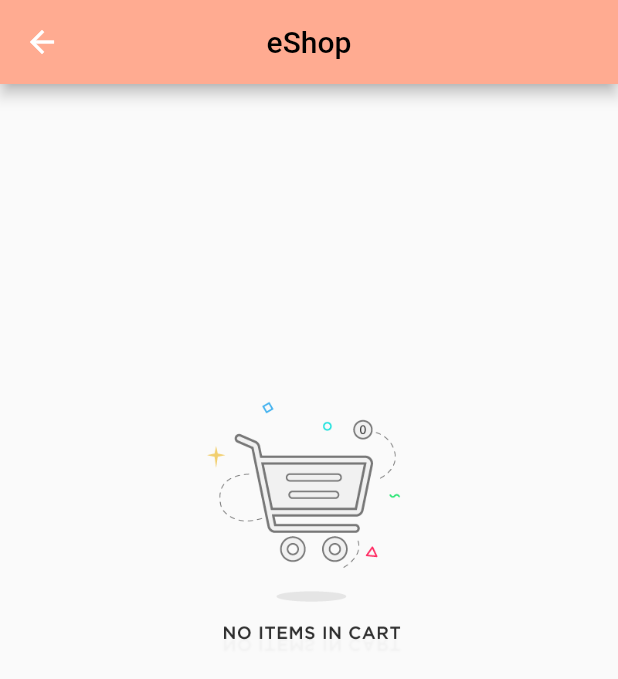
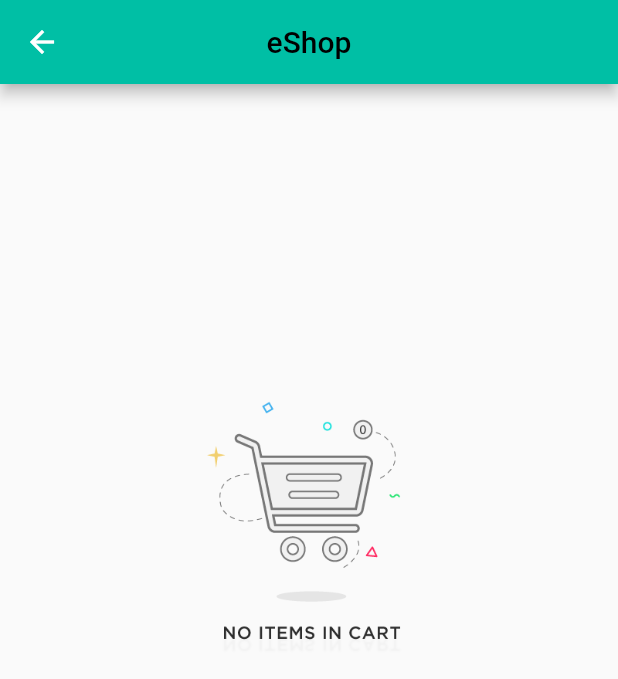
Before and after one commit to Bombarder70/flutter_eshop, a Flutter app: the screen it shows after launch, scrolled down 127 dp, after a tap on the "shopping cart" icon, on a phone screen of 412 x 824 dp. Shown: the top 679 px of the screen. Run offline on Flutter 3.47's test engine with Material 2 defaults, Android fonts, the phone set to English and light mode, and no system bars; our stand-ins replace cached_network_image, flutter_rating_bar; missing offline and left inert: flutter_material_color_picker; network calls fail.

Commit message:
Zmeny farieb

```diff
--- a/lib/app_bar.dart
+++ b/lib/app_bar.dart
@@ -22,7 +22,7 @@ class CustomAppBar extends StatelessWidget with PreferredSizeWidget {
         ),
       ),
       centerTitle: true,
-      backgroundColor: Colors.deepOrange[200],
+      backgroundColor: Colors.tealAccent[700],
       actions: [
         if (showActions)
           IconButton(
--- a/lib/cart_page.dart
+++ b/lib/cart_page.dart
@@ -118,7 +118,7 @@ class CartPageState extends State<CartPage> {
                           "(" + cenaSpolu.toString() + "€)",
                           style: TextStyle(
                             fontSize: 20,
-                            color: Colors.deepOrange[400],
+                            color: Colors.teal,
                           ),
                         ),
                       ],
@@ -144,10 +144,16 @@ class CartPageState extends State<CartPage> {
                     child: ElevatedButton(
                       style: ButtonStyle(
                         backgroundColor:
-                            MaterialStateProperty.all<Color>(Colors.orange),
+                            MaterialStateProperty.all<Color>(Colors.teal),
                       ),
                       onPressed: () => _placeOrder(),
-                      child: const Text('Place order'),
+                      child: const Text(
+                        'Place order',
+                        style: TextStyle(
+                          color: Colors.white,
+                          fontSize: 20,
+                        ),
+                      ),
                     ),
                   ),
                 )
@@ -238,8 +244,7 @@ class CartItem extends StatelessWidget {
                         ),
                         Text(
                           productDetail.price + "€",
-                          style: TextStyle(
-                              fontSize: 18, color: Colors.deepOrange[400]),
+                          style: TextStyle(fontSize: 18, color: Colors.teal),
                         ),
                       ],
                     ),
@@ -268,8 +273,8 @@ class CartItem extends StatelessWidget {
                 margin: const EdgeInsets.only(left: 5),
                 child: IconButton(
                   onPressed: () => _removeFromCart(productDetail.id),
-                  color: Colors.red[700],
-                  icon: const Icon(Icons.close),
+                  color: Colors.teal,
+                  icon: const Icon(Icons.close, size: 30),
                   tooltip: 'Delete item from cart',
                 ),
               ),
--- a/lib/main.dart
+++ b/lib/main.dart
@@ -122,7 +122,7 @@ class MyApp extends StatelessWidget {
             children: [
               DrawerHeader(
                 decoration: BoxDecoration(
-                  color: Colors.deepOrange[200],
+                  color: Colors.tealAccent[700],
                 ),
                 child: const Text('eShop kupujte to najlepšie'),
               ),
@@ -178,7 +178,7 @@ class HeaderCard extends StatelessWidget {
             children: [
               CircleAvatar(
                 radius: 45,
-                backgroundColor: Colors.deepOrange[200],
+                backgroundColor: Colors.tealAccent[700],
                 child: ClipOval(
                   child: Image.asset(
                     'assets/files/' + img + '.png',
--- a/lib/size_picker.dart
+++ b/lib/size_picker.dart
@@ -29,7 +29,7 @@ class SizeSelector extends StatelessWidget {
                 width: 50,
                 decoration: BoxDecoration(
                     color: selectedSize == sizes[index]
-                        ? Colors.deepOrange[200]
+                        ? Colors.tealAccent[700]
                         : Colors.grey[300],
                     borderRadius: BorderRadius.circular(3)),
                 child: Align(
```
Also changed, not shown: lib/detail_page.dart (+6 -6 lines), lib/specific_page.dart (+5 -3 lines).
